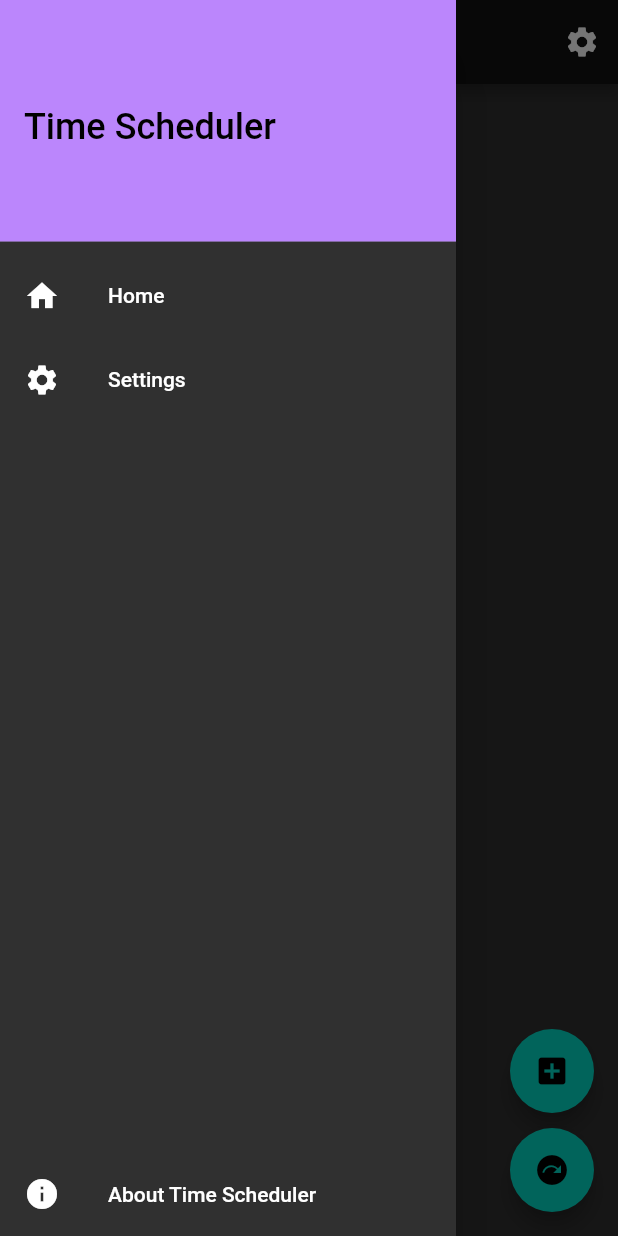
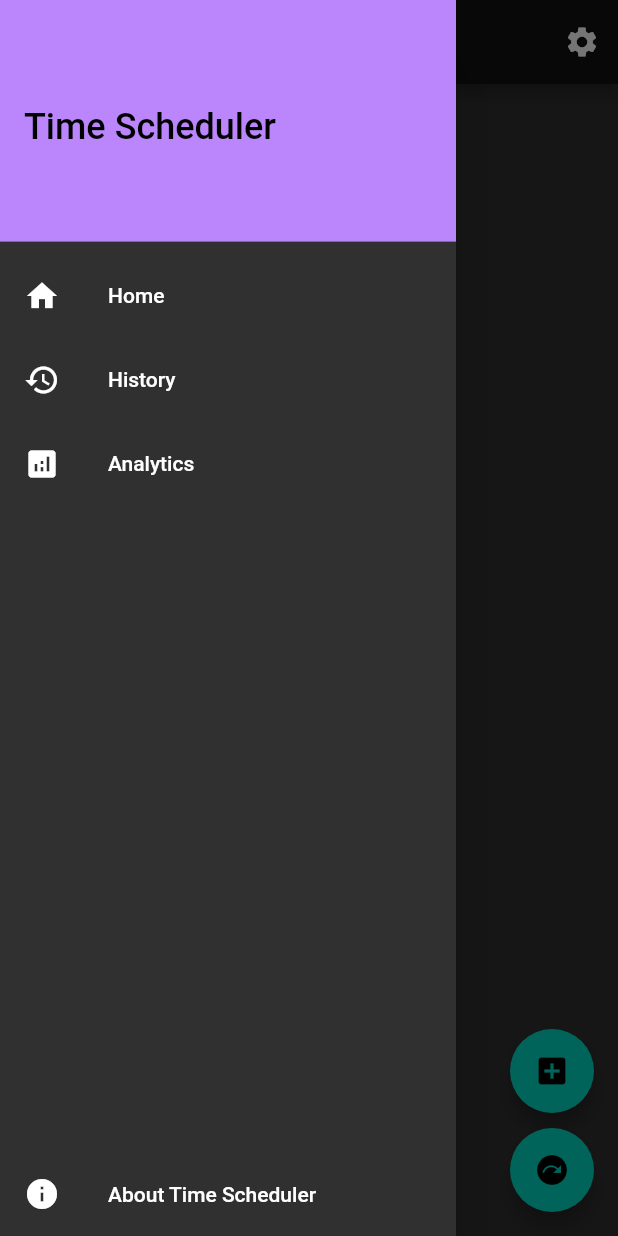
Before and after one commit to Dr-42/time_scheduler, a Flutter app: the screen it shows after launch, after a tap on "Set Server IP", after a tap on the "menu" icon, on a phone screen of 412 x 824 dp. Run offline on Flutter 3.47's test engine with Material 2 defaults, Android fonts, the phone set to English and light mode, and no system bars; our stand-ins replace flutter_colorpicker, shared_preferences.

Commit message:
Created side tabs

```diff
--- a/lib/settings_page.dart
+++ b/lib/history_page.dart
@@ -1,7 +1,7 @@
 import 'package:flutter/material.dart';
 
-class SettingsPage extends StatelessWidget {
-  const SettingsPage({Key? key}) : super(key: key);
+class HistoryPage extends StatelessWidget {
+  const HistoryPage({Key? key}) : super(key: key);
 
   @override
   Widget build(BuildContext context) {
--- a/lib/main.dart
+++ b/lib/main.dart
@@ -2,7 +2,8 @@ import 'package:flutter/material.dart';
 import 'package:flutter_colorpicker/flutter_colorpicker.dart';
 
 import 'home_page.dart';
-import 'settings_page.dart';
+import 'analytics_page.dart';
+import 'history_page.dart';
 import 'data_types.dart';
 import 'server_io.dart';
 
@@ -231,12 +232,22 @@ class _MyHomePageState extends State<MyHomePage> {
               },
             ),
             ListTile(
-              title: const Text('Settings'),
-              leading: const Icon(Icons.settings),
+              title: const Text('History'),
+              leading: const Icon(Icons.history),
               onTap: () {
                 Navigator.pop(context);
                 setState(() {
                   selectedIndex = 1;
+                });
+              },
+            ),
+            ListTile(
+              title: const Text('Analytics'),
+              leading: const Icon(Icons.analytics),
+              onTap: () {
+                Navigator.pop(context);
+                setState(() {
+                  selectedIndex = 2;
                 });
               },
             ),
@@ -265,8 +276,10 @@ class _MyHomePageState extends State<MyHomePage> {
                   child: Text("Please add a time block"),
                 )
               : selectedIndex == 1
-                  ? const SettingsPage()
-                  : throw Exception('Invalid index'),
+                  ? const HistoryPage()
+                  : selectedIndex == 2
+                      ? const AnalyticsPage()
+                      : throw Exception('Invalid index'),
       //Different floating action buttons for different pages
       floatingActionButton: switch (selectedIndex) {
         0 => Column(
@@ -438,8 +451,13 @@ class _MyHomePageState extends State<MyHomePage> {
           ),
         1 => FloatingActionButton(
             onPressed: () {},
-            tooltip: 'Add',
-            child: const Icon(Icons.add),
+            tooltip: 'Go',
+            child: const Icon(Icons.play_arrow),
+          ),
+        2 => FloatingActionButton(
+            onPressed: () {},
+            tooltip: 'Go',
+            child: const Icon(Icons.play_arrow),
           ),
         _ => throw Exception('Invalid index'),
       },
```
Also changed, not shown: lib/analytics_page.dart (added, +12 -0 lines).
